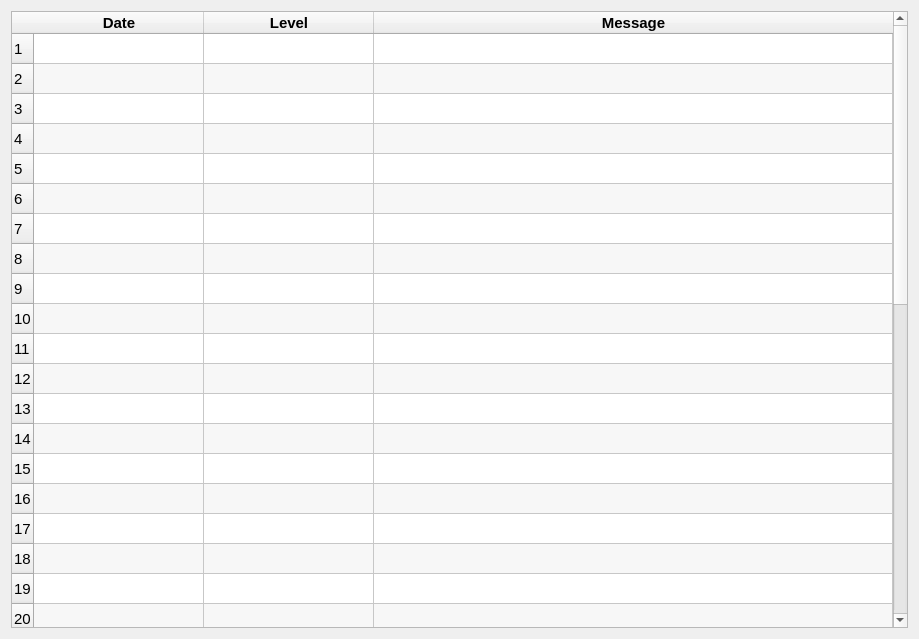
Before: the Qt Designer form QtDesigner/LogView.ui in dhahaj/EAX-Python-Interface, drawn with Qt 5.
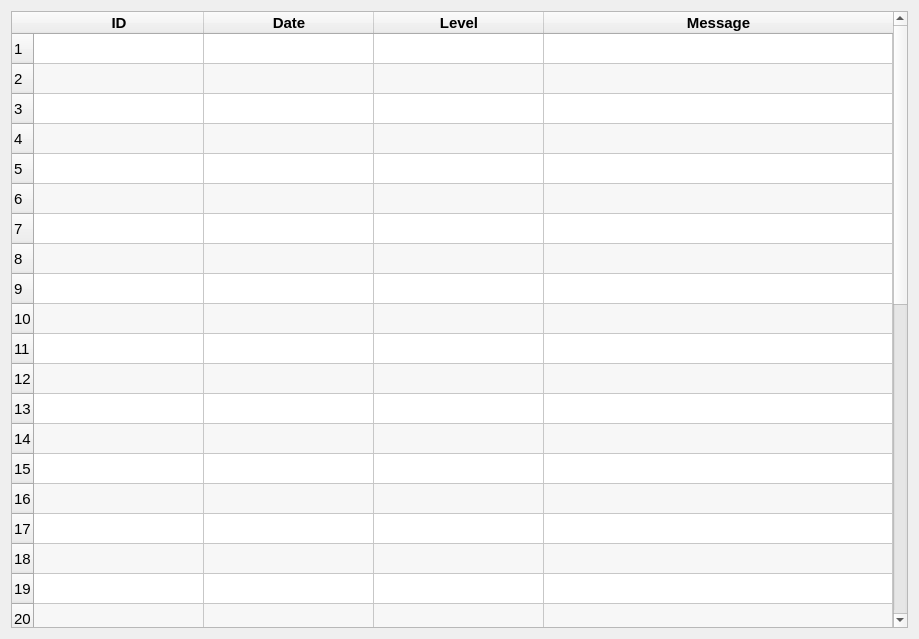
After: the same form once the commit is applied. Icons and pictures are not drawn.

What changed in the file:
```diff
--- a/QtDesigner/LogView.ui
+++ b/QtDesigner/LogView.ui
@@ -53,7 +53,7 @@
       <number>40</number>
      </property>
      <property name="columnCount">
-      <number>3</number>
+      <number>4</number>
      </property>
      <attribute name="horizontalHeaderCascadingSectionResizes">
       <bool>true</bool>
@@ -113,6 +113,17 @@
      <row/>
      <row/>
      <row/>
+     <column>
+      <property name="text">
+       <string>ID</string>
+      </property>
+      <property name="font">
+       <font>
+        <pointsize>11</pointsize>
+        <bold>true</bold>
+       </font>
+      </property>
+     </column>
      <column>
       <property name="text">
        <string>Date</string>
```
